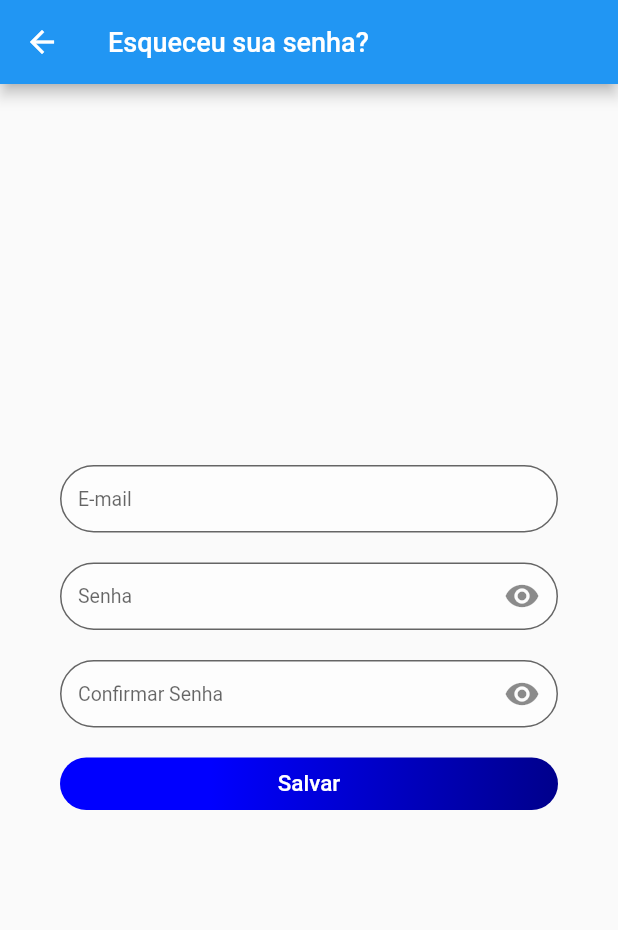
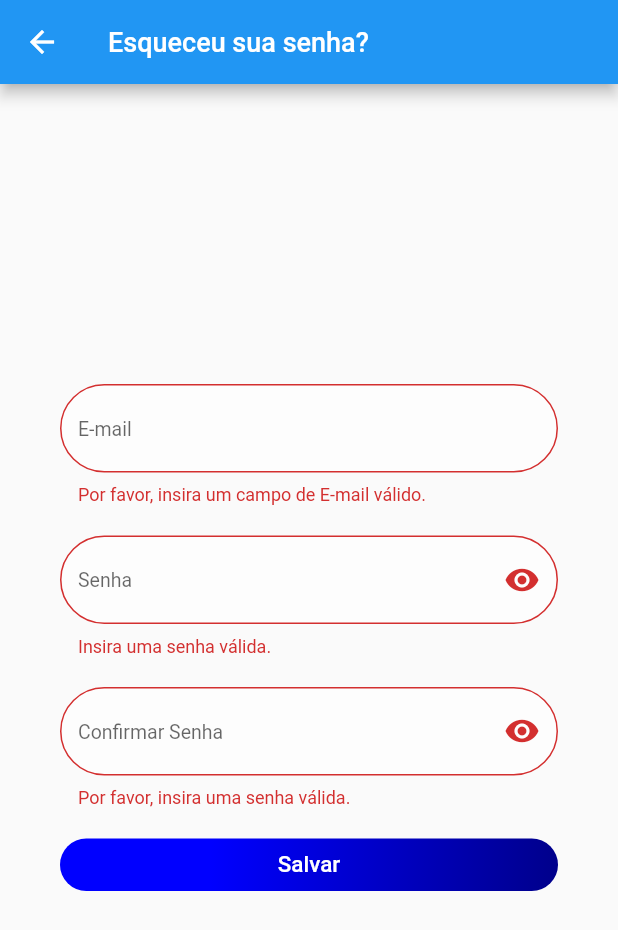
Before and after one commit to pedrohcms/tcc-mobile, a Flutter app: the ResetPasswordPage screen opened by its route, after a tap on "Salvar", on a phone screen of 412 x 824 dp. Shown: the top 930 px of the screen. Run offline on Flutter 3.47's test engine with Material 2 defaults, Android fonts, the phone set to English and light mode, and no system bars; our stand-ins replace email_validator, shared_preferences; accounts and stored records are empty.

```diff
--- a/lib/src/pages/ResetPasswordPage/ResetPasswordPage.dart
+++ b/lib/src/pages/ResetPasswordPage/ResetPasswordPage.dart
@@ -9,6 +9,11 @@ class ResetPasswordPage extends StatefulWidget {
 
 class _ResetPasswordPageState extends State<ResetPasswordPage> {
   final ResetPasswordBloc _resetPasswordBloc = new ResetPasswordBloc();
+  final _formkey = GlobalKey<FormState>();
+
+  final _emailFieldController = TextEditingController();
+  final _passwordFieldController = TextEditingController();
+  final _passwordConfirmationFieldController = TextEditingController();
 
   @override
   void dispose() {
@@ -29,13 +34,14 @@ class _ResetPasswordPageState extends State<ResetPasswordPage> {
       body: Center(
         child: Padding(
           padding: const EdgeInsets.only(top: 20, left: 40, right: 40),
+          child: Form(
+            key: _formkey,
             child: Column(
               crossAxisAlignment: CrossAxisAlignment.center,
               mainAxisAlignment: MainAxisAlignment.center,
               children: [
                 Container(
                   width: double.infinity,
-                height: 45,
                   alignment: Alignment.center,
                   child: TextFormField(
                     // campo email
@@ -47,6 +53,7 @@ class _ResetPasswordPageState extends State<ResetPasswordPage> {
                       ),
                       hintStyle: TextStyle(
                         fontSize: 13,
+                        height: 1,
                       ),
                       hintText: "E-mail",
                       filled: true,
@@ -54,17 +61,17 @@ class _ResetPasswordPageState extends State<ResetPasswordPage> {
                     ),
                     validator: (value) {
                       if (value.isEmpty || !EmailValidator.validate(value)) {
-                      return 'Por favor inserir um campo de E-mail válido';
+                        return 'Por favor, insira um campo de E-mail válido.';
                       }
                       return null;
                     },
+                    controller: _emailFieldController,
                   ),
                 ), //campo email
                 SizedBox(
                   height: 20,
                 ),
                 Container(
-                height: 45,
                   alignment: Alignment.center,
                   child: StreamBuilder<bool>(
                       stream: _resetPasswordBloc.passwordFieldVisibilityOutput,
@@ -90,11 +97,19 @@ class _ResetPasswordPageState extends State<ResetPasswordPage> {
                             ),
                             hintStyle: TextStyle(
                               fontSize: 13,
+                              height: 1,
                             ),
                             hintText: "Senha",
                             filled: true,
                             fillColor: Colors.white54,
                           ),
+                          validator: (value) {
+                            if (value.isEmpty) {
+                              return 'Insira uma senha válida.';
+                            }
+                            return null;
+                          },
+                          controller: _passwordFieldController,
                         );
                       }),
                 ), //campo senha
@@ -102,7 +117,6 @@ class _ResetPasswordPageState extends State<ResetPasswordPage> {
                   height: 20,
                 ),
                 Container(
-                height: 45,
                   alignment: Alignment.center,
                   child: StreamBuilder<bool>(
                       stream: _resetPasswordBloc
@@ -129,11 +143,22 @@ class _ResetPasswordPageState extends State<ResetPasswordPage> {
                             ),
                             hintStyle: TextStyle(
                               fontSize: 13,
+                              height: 1,
                             ),
                             hintText: "Confirmar Senha",
                             filled: true,
                             fillColor: Colors.white54,
                           ),
+                          validator: (value) {
+                            if (value.isEmpty) {
+                              return 'Por favor, insira uma senha válida.';
+                            } else if (_passwordFieldController.text !=
+                                _passwordConfirmationFieldController.text) {
+                              return 'O valor dos campos de senha devem ser iguais.';
+                            }
+                            return null;
+                          },
+                          controller: _passwordConfirmationFieldController,
                         );
                       }),
                 ),
@@ -167,7 +192,11 @@ class _ResetPasswordPageState extends State<ResetPasswordPage> {
                           ),
                           textAlign: TextAlign.center,
                         ),
-                      onPressed: () {}),
+                        onPressed: () {
+                          if (_formkey.currentState.validate()) {
+                            print("deu certo");
+                          }
+                        }),
                   ),
                 ),
                 SizedBox(
@@ -177,6 +206,7 @@ class _ResetPasswordPageState extends State<ResetPasswordPage> {
             ),
           ),
         ),
+      ),
     );
   }
 }
```
Lines whose indentation alone changed are shown as unchanged.
